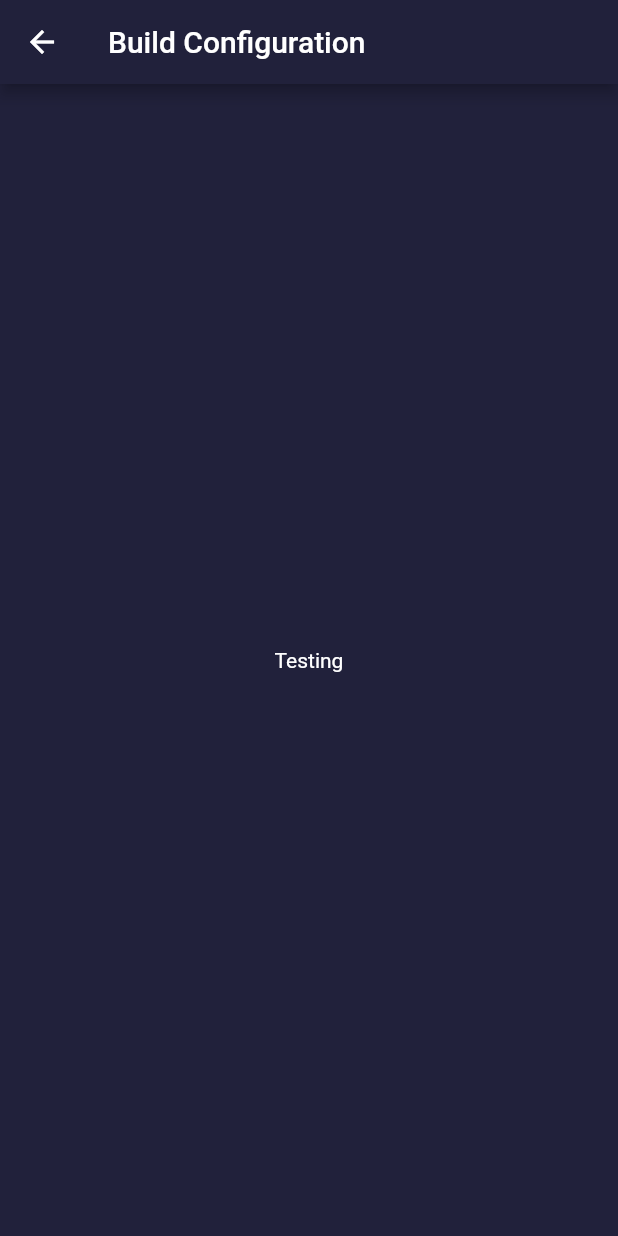
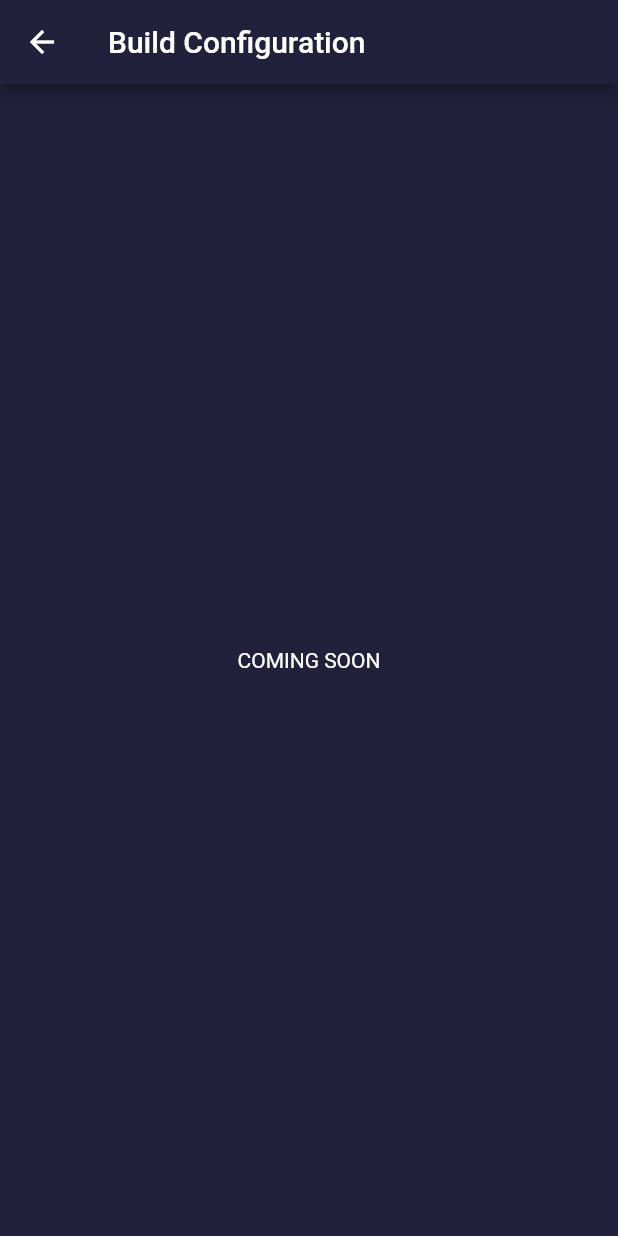
Before and after one commit to Toumari/PerkLight, a Flutter app: the BuildConfiguration screen opened directly, on a phone screen of 412 x 824 dp. Run offline on Flutter 3.47's test engine with Material 2 defaults, Android fonts, the phone set to English and light mode, and no system bars.

Commit message:
Changed Version Code, added coming soon functionality to menu bar

```diff
--- a/lib/buildConfigurator.dart
+++ b/lib/buildConfigurator.dart
@@ -18,7 +18,7 @@ class _BuildConfigurationState extends State<BuildConfiguration> {
         child: Column(
           mainAxisAlignment: MainAxisAlignment.center,
           children: <Widget>[
-            Text('Testing',style: TextStyle(color: Colors.white),)
+            Text('COMING SOON',style: TextStyle(color: Colors.white),)
           ],
         ),
       ),
--- a/lib/main.dart
+++ b/lib/main.dart
@@ -86,7 +86,7 @@ class _PerkPageState extends State<PerkPage> {
                 padding: EdgeInsets.all(24.0),
                 color: Color(0xff21213b),
                 child: ListTile(
-                  title: Center(child: Text('Saved Builds',style: TextStyle(fontWeight: FontWeight.w700, fontSize: 22.0,color: Colors.white, decoration: TextDecoration.underline),)),
+                  title: Center(child: Text('Build Configuration(Coming Soon)',style: TextStyle(fontWeight: FontWeight.w700, fontSize: 22.0,color: Colors.white, decoration: TextDecoration.underline),)),
                   onTap: () {
                     Navigator.push(context,MaterialPageRoute(builder: (context) => BuildConfiguration()));
                   },
--- a/pubspec.yaml
+++ b/pubspec.yaml
@@ -11,7 +11,7 @@ description: A new Flutter application.
 # In iOS, build-name is used as CFBundleShortVersionString while build-number used as CFBundleVersion.
 # Read more about iOS versioning at
 # https://developer.apple.com/library/archive/documentation/General/Reference/InfoPlistKeyReference/Articles/CoreFoundationKeys.html
-version: 1.0.0+1
+version: 1.0.0+2
 
 environment:
   sdk: ">=2.1.0 <3.0.0"
```
